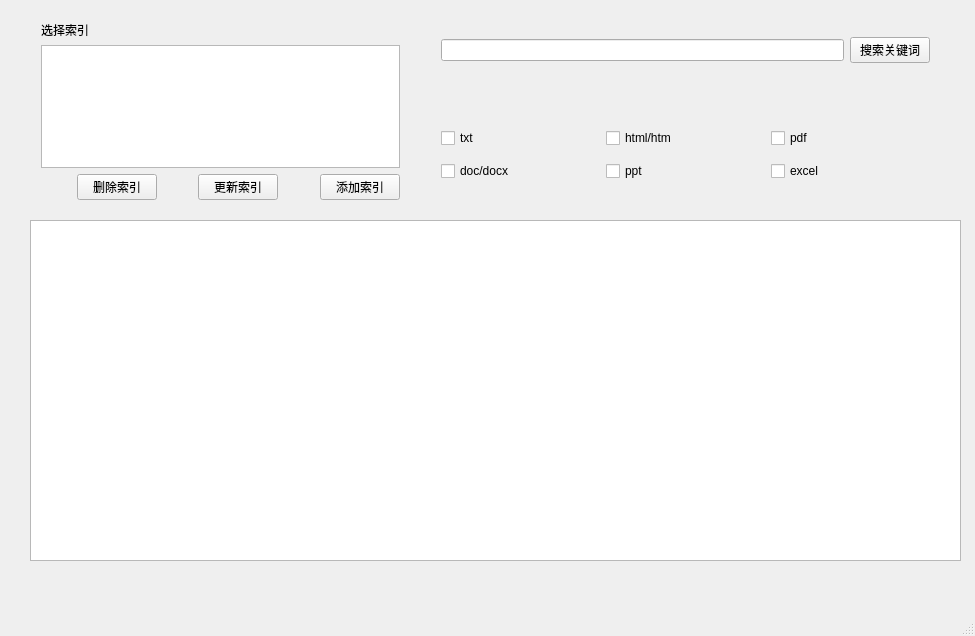
The window that mainwindow.ui (Ozal220/Oz-Desktop-Search-tools) describes before a commit, drawn with Qt 5.
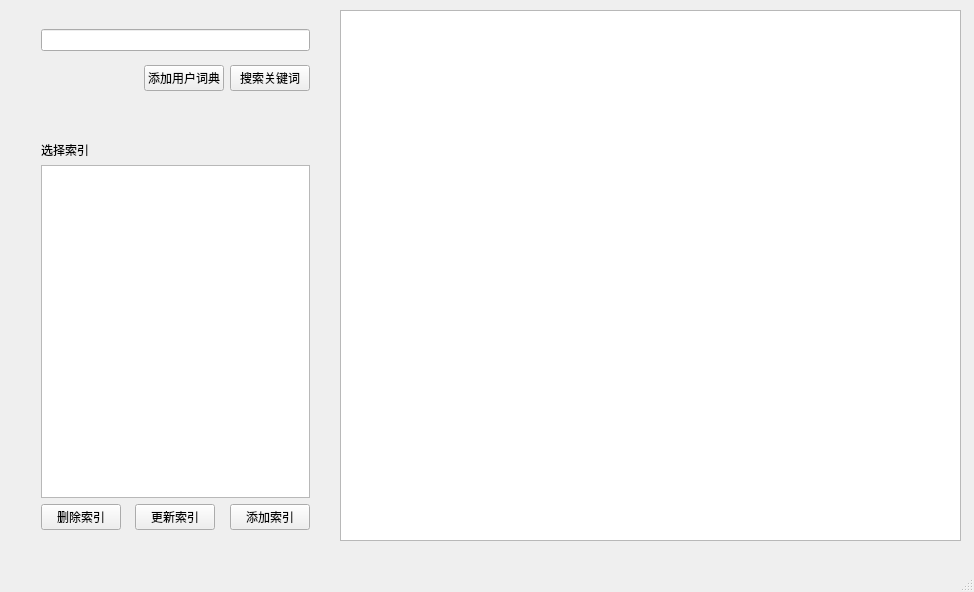
The same window after the commit.

The edit to the form file:
```diff
--- a/mainwindow.ui
+++ b/mainwindow.ui
@@ -6,8 +6,8 @@
    <rect>
     <x>0</x>
     <y>0</y>
-    <width>975</width>
-    <height>636</height>
+    <width>974</width>
+    <height>592</height>
    </rect>
   </property>
   <property name="windowTitle">
@@ -17,86 +17,58 @@
    <widget class="QListWidget" name="resultListWidget">
     <property name="geometry">
      <rect>
-      <x>30</x>
-      <y>220</y>
-      <width>931</width>
-      <height>341</height>
+      <x>340</x>
+      <y>10</y>
+      <width>621</width>
+      <height>531</height>
      </rect>
     </property>
    </widget>
    <widget class="QWidget" name="horizontalLayoutWidget_2">
     <property name="geometry">
      <rect>
-      <x>430</x>
-      <y>0</y>
-      <width>511</width>
+      <x>30</x>
+      <y>10</y>
+      <width>291</width>
       <height>101</height>
      </rect>
     </property>
-    <layout class="QHBoxLayout" name="horizontalLayout_2">
-     <item>
-      <widget class="QLineEdit" name="searchLine"/>
-     </item>
-     <item>
+    <layout class="QGridLayout" name="gridLayout">
+     <item row="1" column="2">
       <widget class="QPushButton" name="searchButton">
        <property name="text">
         <string>搜索关键词</string>
        </property>
       </widget>
      </item>
-    </layout>
-   </widget>
-   <widget class="QWidget" name="gridLayoutWidget">
-    <property name="geometry">
-     <rect>
-      <x>430</x>
-      <y>110</y>
-      <width>511</width>
-      <height>91</height>
-     </rect>
-    </property>
-    <layout class="QGridLayout" name="gridLayout">
-     <item row="0" column="1">
-      <widget class="QCheckBox" name="htmBox">
-       <property name="text">
-        <string>html/htm</string>
+     <item row="1" column="1">
+      <widget class="QPushButton" name="pushButton">
+       <property name="maximumSize">
+        <size>
+         <width>115</width>
+         <height>16777215</height>
+        </size>
        </property>
-      </widget>
-     </item>
-     <item row="0" column="0">
-      <widget class="QCheckBox" name="txtBox">
        <property name="text">
-        <string>txt</string>
+        <string>添加用户词典</string>
        </property>
       </widget>
      </item>
-     <item row="2" column="1">
-      <widget class="QCheckBox" name="checkBox_3">
-       <property name="text">
-        <string>ppt</string>
+     <item row="1" column="0">
+      <spacer name="horizontalSpacer">
+       <property name="orientation">
+        <enum>Qt::Horizontal</enum>
        </property>
-      </widget>
-     </item>
-     <item row="0" column="2">
-      <widget class="QCheckBox" name="pdfBox">
-       <property name="text">
-        <string>pdf</string>
+       <property name="sizeHint" stdset="0">
+        <size>
+         <width>40</width>
+         <height>20</height>
+        </size>
        </property>
-      </widget>
+      </spacer>
      </item>
-     <item row="2" column="0">
-      <widget class="QCheckBox" name="docBox">
-       <property name="text">
-        <string>doc/docx</string>
-       </property>
-      </widget>
-     </item>
-     <item row="2" column="2">
-      <widget class="QCheckBox" name="checkBox_6">
-       <property name="text">
-        <string>excel</string>
-       </property>
-      </widget>
+     <item row="0" column="0" colspan="3">
+      <widget class="QLineEdit" name="searchLine"/>
      </item>
     </layout>
    </widget>
@@ -104,9 +76,9 @@
     <property name="geometry">
      <rect>
       <x>30</x>
-      <y>10</y>
-      <width>381</width>
-      <height>201</height>
+      <y>130</y>
+      <width>291</width>
+      <height>411</height>
      </rect>
     </property>
     <layout class="QVBoxLayout" name="verticalLayout">
@@ -122,19 +94,6 @@
      </item>
      <item>
       <layout class="QHBoxLayout" name="horizontalLayout">
-       <item>
-        <spacer name="horizontalSpacer">
-         <property name="orientation">
-          <enum>Qt::Horizontal</enum>
-         </property>
-         <property name="sizeHint" stdset="0">
-          <size>
-           <width>40</width>
-           <height>20</height>
-          </size>
-         </property>
-        </spacer>
-       </item>
        <item>
         <widget class="QPushButton" name="deleteIndexButton">
          <property name="text">
```
Left out of the diff: 2 changed lines with no effect on the pictures.
